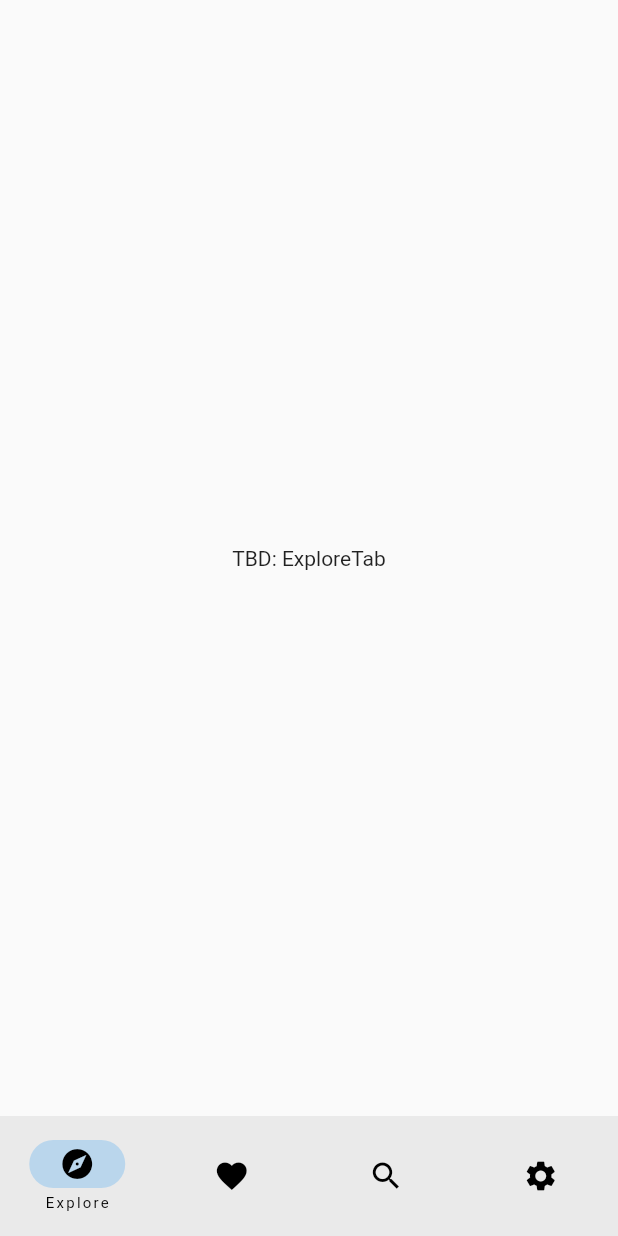
After one commit to Valxy/CSE-115A-project, a Flutter app: the screen it shows after launch, on a phone screen of 412 x 824 dp. The commit adds this screen. Run offline on Flutter 3.47's test engine with Material 2 defaults, Android fonts, the phone set to English and light mode, and no system bars.

Commit message:
Add components for Explore, Search and Details pages

```diff
--- a/lib/main.dart
+++ b/lib/main.dart
@@ -1,28 +1,33 @@
 import 'package:flutter/material.dart';
+
+import 'tabs/explore.dart';
+import 'tabs/search.dart';
 
 void main() {
   runApp(TMDBApp());
 }
 
-class TMDBApp extends StatelessWidget {
+const List<Widget> _pages = <Widget>[
+  ExploreTab(),
+  Center(
+    child: Text(
+      'TBD: FavoriteTab',
+    ),
+  ),
+  SearchTab(),
+  Center(
+    child: Text(
+      'TBD: SettingsTab',
+    ),
+  ),
+];
+
+class TMDBApp extends StatefulWidget {
   @override
-  Widget build(BuildContext context) {
-    return MaterialApp(
-      title: 'The Movie Database',
-      theme: ThemeData.light(),
-      home: Scaffold(
-        bottomNavigationBar: TMDBNavigationBar(),
-      ),
-    );
-  }
+  _TMDBAppState createState() => _TMDBAppState();
 }
 
-class TMDBNavigationBar extends StatefulWidget {
-  @override
-  _TMDBNavigationBarState createState() => _TMDBNavigationBarState();
-}
-
-class _TMDBNavigationBarState extends State<TMDBNavigationBar> {
+class _TMDBAppState extends State<TMDBApp> {
   int _currentPageIndex = 0;
 
   void _setIndex(int i) {
@@ -33,7 +38,12 @@ class _TMDBNavigationBarState extends State<TMDBNavigationBar> {
 
   @override
   Widget build(BuildContext context) {
-    return NavigationBar(
+    return MaterialApp(
+      title: 'The Movie Database',
+      theme: ThemeData.light(),
+      home: Scaffold(
+        body: _pages.elementAt(_currentPageIndex),
+        bottomNavigationBar: NavigationBar(
           selectedIndex: _currentPageIndex,
           labelBehavior: NavigationDestinationLabelBehavior.onlyShowSelected,
           onDestinationSelected: _setIndex,
@@ -55,6 +65,8 @@ class _TMDBNavigationBarState extends State<TMDBNavigationBar> {
               label: 'Settings',
             ),
           ],
+        ),
+      ),
     );
   }
 }
--- /dev/null
+++ b/lib/tabs/explore.dart
@@ -0,0 +1,19 @@
+import 'package:flutter/material.dart';
+
+class ExploreTab extends StatefulWidget {
+  const ExploreTab({Key? key}) : super(key: key);
+
+  @override
+  _ExploreTabState createState() => _ExploreTabState();
+}
+
+class _ExploreTabState extends State<ExploreTab> {
+  @override
+  Widget build(BuildContext context) {
+    return const Center(
+      child: Text(
+        'TBD: ExploreTab',
+      ),
+    );
+  }
+}
```
Also changed, not shown: lib/pages/details.dart (added, +17 -0 lines), lib/tabs/search.dart (added, +19 -0 lines). Lines whose indentation alone changed are shown as unchanged.
